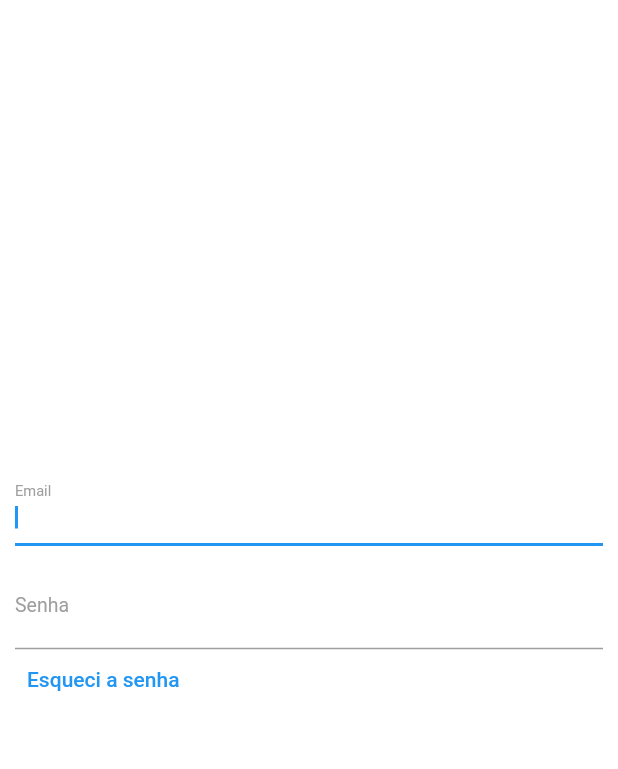
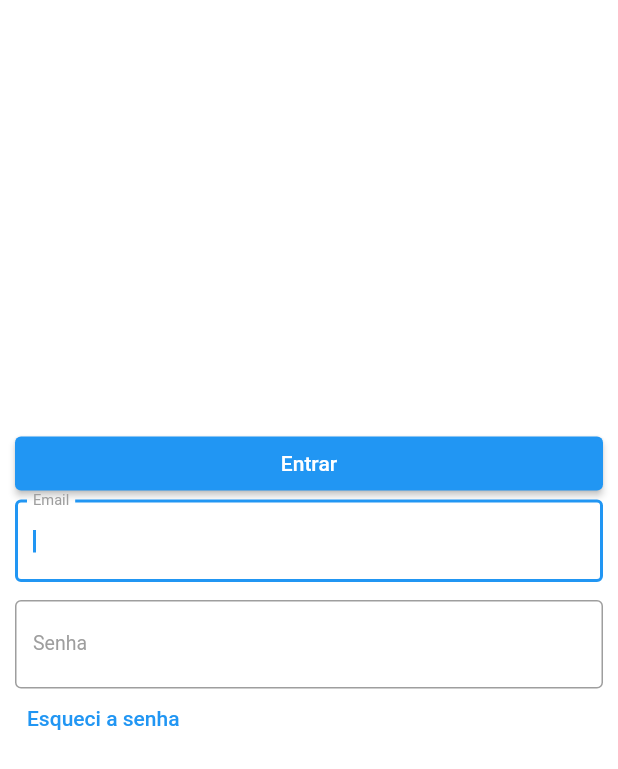
Before and after one commit to Mauricio-Nazario/psel-shinier-2021, a Flutter app: the screen it shows after launch, on a phone screen of 412 x 824 dp. Shown: the top 769 px of the screen. Run offline on Flutter 3.47's test engine with Material 2 defaults, Android fonts, the phone set to English and light mode, and no system bars.

Commit message:
botão entrar

```diff
--- a/lib/main.dart
+++ b/lib/main.dart
@@ -7,6 +7,7 @@ class MyApp extends StatelessWidget{
   Widget build(BuildContext context){
     return MaterialApp(
       title: 'Tela Login',
+      debugShowCheckedModeBanner: false,
       theme: ThemeData(primarySwatch: Colors.blue),
       home: Login(),
 
--- a/lib/widgets/login.dart
+++ b/lib/widgets/login.dart
@@ -17,10 +17,23 @@ class _LoginState extends State<Login> {
             crossAxisAlignment: CrossAxisAlignment.stretch,
             mainAxisAlignment: MainAxisAlignment.center,
             children: <Widget>[
+
+              ElevatedButton(
+                onPressed: () {print("Entrar");},
+                  child: Text(
+                    "Entrar",
+                      style: TextStyle(color: Colors.white),
+                  ),
+              ),
               TextFormField(
                 autofocus: true,
                 keyboardType: TextInputType.emailAddress,
                 decoration: InputDecoration(
+                  border: OutlineInputBorder(
+                    borderSide: BorderSide(
+                      color: Colors.white24,
+                    ),
+                  ),
                   labelText: "Email",
                   labelStyle: TextStyle(
                     color: Colors.grey,
@@ -39,6 +52,11 @@ class _LoginState extends State<Login> {
                 keyboardType: TextInputType.text,
                 obscureText: true,
                 decoration: InputDecoration(
+                  border:OutlineInputBorder(
+                    borderSide: BorderSide(
+                      color: Colors.grey.shade100,
+                    ),
+                    ),
                   labelText: "Senha",
                   labelStyle: TextStyle(
                     color: Colors.grey,
--- a/pubspec.yaml
+++ b/pubspec.yaml
@@ -28,6 +28,7 @@ dependencies:
   # The following adds the Cupertino Icons font to your application.
   # Use with the CupertinoIcons class for iOS style icons.
   cupertino_icons: ^1.0.2
+  local_auth: ^0.6.1+3
 
 dev_dependencies:
   flutter_test:
```
Also changed, not shown: pubspec.lock, 2 other files.
